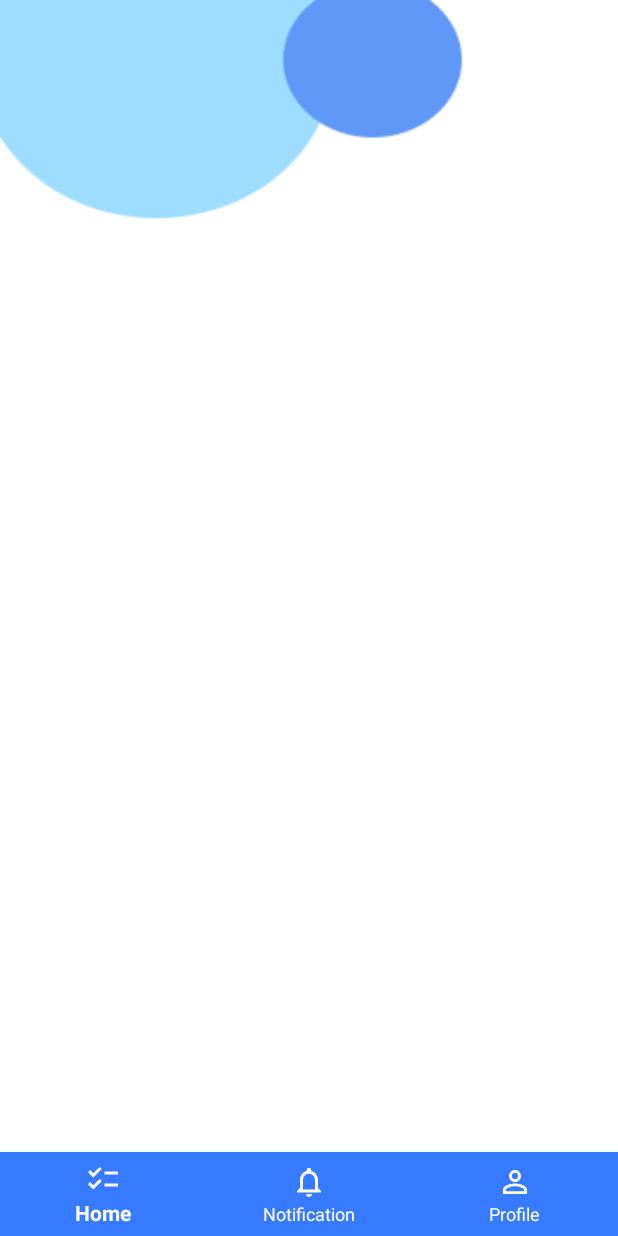
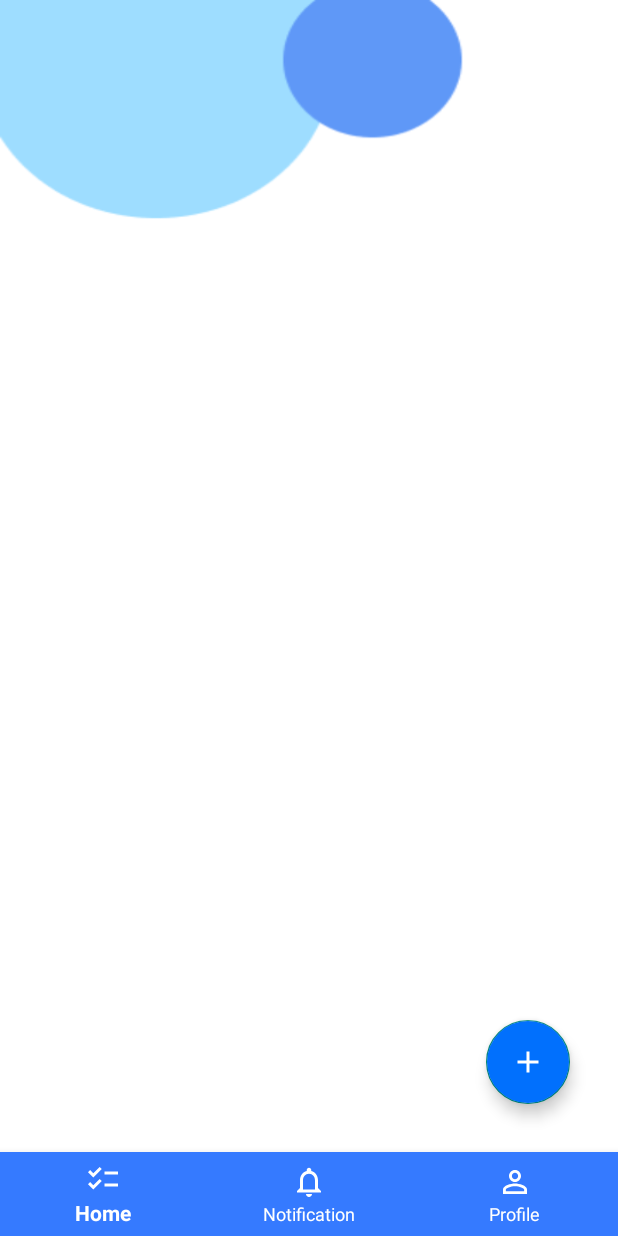
Before and after one commit to GimhanPerera/Task-Scheduling-App, an Android app: the HomeFragment screen opened directly, with no data from a screen before it, on a phone screen of 412 x 824 dp. Run offline under Robolectric (Android 15) with nearby library versions, the phone set to English and light mode, and no system bars.

Commit message:
Action button added

```diff
--- a/app/build.gradle.kts
+++ b/app/build.gradle.kts
@@ -47,4 +47,6 @@
     testImplementation("junit:junit:4.13.2")
     androidTestImplementation("androidx.test.ext:junit:1.1.5")
     androidTestImplementation("androidx.test.espresso:espresso-core:3.5.1")
+    implementation("androidx.recyclerview:recyclerview:1.3.2")
+    implementation("com.google.android.material:material:1.10.0")
 }
--- /dev/null
+++ b/app/src/main/res/drawable/icon_add.xml
@@ -0,0 +1,5 @@
+<vector android:height="24dp" android:tint="#FFFFFF"
+    android:viewportHeight="24" android:viewportWidth="24"
+    android:width="24dp" xmlns:android="http://schemas.android.com/apk/res/android">
+    <path android:fillColor="@android:color/white" android:pathData="M19,13h-6v6h-2v-6H5v-2h6V5h2v6h6v2z"/>
+</vector>
--- a/app/src/main/res/layout/fragment_home.xml
+++ b/app/src/main/res/layout/fragment_home.xml
@@ -39,4 +39,14 @@
         android:textColor="@color/black"
         android:textSize="30dp" />
 
+    <com.google.android.material.floatingactionbutton.FloatingActionButton
+        android:id="@+id/btn_action"
+        android:layout_width="wrap_content"
+        android:layout_height="wrap_content"
+        android:layout_alignParentBottom="true"
+        android:layout_alignParentEnd="true"
+        android:backgroundTint="@color/darkBlue"
+        android:layout_margin="32dp"
+        android:src="@drawable/icon_add"/>
+
 </RelativeLayout>
```
